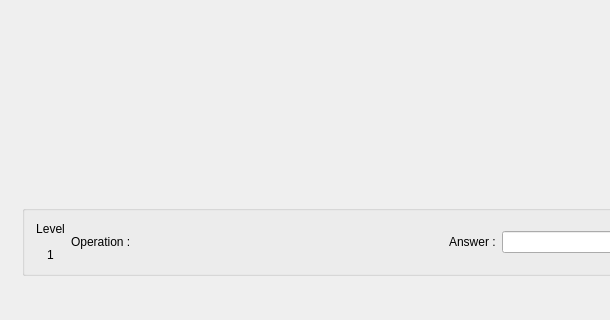
Qt form mainwindow.ui (nphelpsiv/Education-App) before a commit; both pictures show x 0 to 610 and y 250 to 570 of the 850 by 570 pixel window.
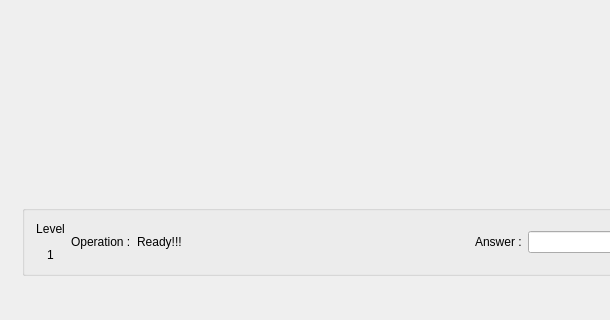
The same form after that commit. Icons and pictures are not drawn.

Diff of the .ui file:
```diff
--- a/mainwindow.ui
+++ b/mainwindow.ui
@@ -1943,6 +1943,13 @@
              </property>
             </widget>
            </item>
+           <item>
+            <widget class="QLabel" name="operatorLabel">
+             <property name="text">
+              <string>Ready!!!</string>
+             </property>
+            </widget>
+           </item>
            <item>
             <spacer name="horizontalSpacer_16">
              <property name="orientation">
```
